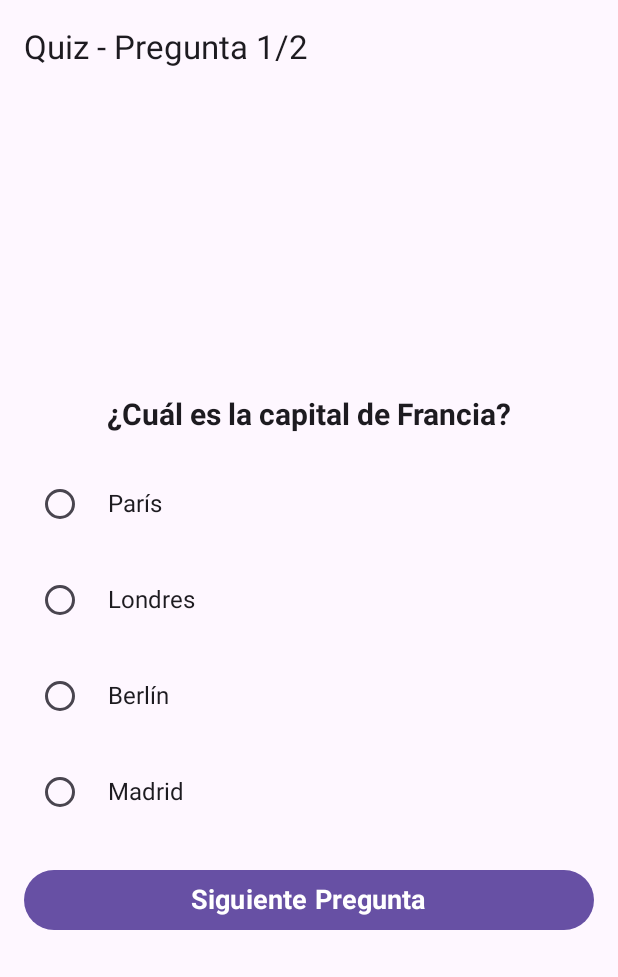
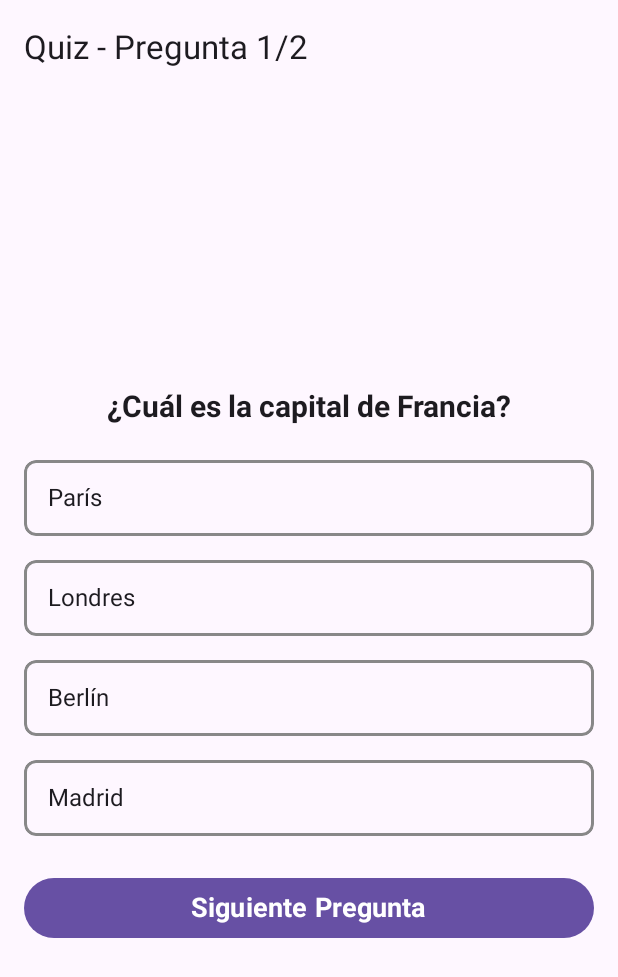
Before and after one commit to avazfra735/Quizzofrenico, an Android app built with Jetpack Compose: the @Preview function QuizzScreenPreview, on a phone screen of 412 x 824 dp. Shown: the top 977 px of the screen. Run offline under Robolectric (Android 15) with nearby library versions, the phone set to English and light mode, and no system bars.

Commit message:
Prompt fixed + Answers Colors

```diff
--- a/app/src/main/AndroidManifest.xml
+++ b/app/src/main/AndroidManifest.xml
@@ -7,9 +7,9 @@
         android:allowBackup="true"
         android:dataExtractionRules="@xml/data_extraction_rules"
         android:fullBackupContent="@xml/backup_rules"
-        android:icon="@mipmap/ic_launcher"
+        android:icon="@mipmap/logo_icon"
         android:label="@string/app_name"
-        android:roundIcon="@mipmap/ic_launcher_round"
+        android:roundIcon="@mipmap/logo_icon"
         android:supportsRtl="true"
         android:theme="@style/Theme.Quizzofrenico"
         tools:targetApi="31">
--- a/app/src/main/java/es/iessaladillo/adrian/quizzofrenico/core/navigation/NavigationWrapper.kt
+++ b/app/src/main/java/es/iessaladillo/adrian/quizzofrenico/core/navigation/NavigationWrapper.kt
@@ -114,6 +114,7 @@ fun NavigationWrapper() {
             val isLastQuestion = quizzViewModel.isLastQuestion()
             val isLoading = quizzViewModel.isLoading.collectAsStateWithLifecycle()
             val selectedAnswer = quizzViewModel.selectedAnswer.collectAsStateWithLifecycle()
+            val optColors = quizzViewModel.optionColors.collectAsStateWithLifecycle()
             QuizzScreen(
                 questions.value,
                 onAnswerSelected,
@@ -122,7 +123,8 @@ fun NavigationWrapper() {
                 isLastQuestion,
                 navigateToResult,
                 isLoading.value,
-                selectedAnswer.value
+                selectedAnswer.value,
+                optColors.value
             )
         }
 
--- a/app/src/main/java/es/iessaladillo/adrian/quizzofrenico/core/navigation/Screens.kt
+++ b/app/src/main/java/es/iessaladillo/adrian/quizzofrenico/core/navigation/Screens.kt
@@ -18,4 +18,4 @@ object ChoosePlayMode
 data class Quizz(val topic: String, val difficulty: String)
 
 @Serializable
-object Result
+data class Result(val score:Int)
--- a/app/src/main/java/es/iessaladillo/adrian/quizzofrenico/data/Classes.kt
+++ b/app/src/main/java/es/iessaladillo/adrian/quizzofrenico/data/Classes.kt
@@ -11,5 +11,6 @@ data class Question(
 
 data class Quizz(val questions: List<Question>)
 
+//Is necesary to use serializable to convert the data class to a json string
 @Serializable
 data class QuizzSettings( val topic: String, val difficulty: String)
--- a/app/src/main/java/es/iessaladillo/adrian/quizzofrenico/ui/quizz/QuizzScreen.kt
+++ b/app/src/main/java/es/iessaladillo/adrian/quizzofrenico/ui/quizz/QuizzScreen.kt
@@ -1,11 +1,17 @@
 package es.iessaladillo.adrian.quizzofrenico.ui.quizz
 
+import androidx.compose.foundation.background
+import androidx.compose.foundation.border
+import androidx.compose.foundation.clickable
 import androidx.compose.foundation.layout.*
 import androidx.compose.foundation.selection.selectable
+import androidx.compose.foundation.shape.RoundedCornerShape
 import androidx.compose.material3.*
 import androidx.compose.runtime.Composable
 import androidx.compose.ui.Alignment
 import androidx.compose.ui.Modifier
+import androidx.compose.ui.draw.clip
+import androidx.compose.ui.graphics.Color
 import androidx.compose.ui.text.font.FontWeight
 import androidx.compose.ui.tooling.preview.Preview
 import androidx.compose.ui.unit.dp
@@ -22,7 +28,8 @@ fun QuizzScreen(
     isLastQuestion: Boolean,
     navigateToResult: () -> Unit,
     isLoading: Boolean,
-    selectedAnswer: String
+    selectedAnswer: String,
+    optColors: Map<String, Color>
 ) {
     if (isLoading) {
         Box(
@@ -64,17 +71,40 @@ fun QuizzScreen(
                             .fillMaxWidth()
                             .selectable(
                                 selected = selectedAnswer == option,
-                                onClick = { onAnswerSelected(option) }
+                                onClick = { onAnswerSelected(option) },
+                                enabled = selectedAnswer.isEmpty()
                             )
                             .padding(vertical = 8.dp),
                         verticalAlignment = Alignment.CenterVertically
                     ) {
-                        RadioButton(
-                            selected = selectedAnswer == option,
-                            onClick = { onAnswerSelected(option) }
-                        )
-                        Spacer(modifier = Modifier.width(8.dp))
-                        Text(text = option, fontSize = 16.sp)
+                        println(optColors)
+                        Box(
+                            modifier = Modifier
+                                .fillMaxWidth()
+                                .clip(RoundedCornerShape(8.dp)) // Bordes redondeados
+                                .background(
+                                    optColors[option] ?: Color.Transparent
+                                ) // Color de fondo según la respuesta
+                                .border(
+                                    2.dp,
+                                    Color.Gray,
+                                    RoundedCornerShape(8.dp)
+                                ) // Borde alrededor del bloque
+                                .clickable(enabled = selectedAnswer.isEmpty()) {
+                                    onAnswerSelected(
+                                        option
+                                    )
+                                }
+                                .padding(16.dp) // Espaciado interno
+                        ) {
+                            Text(
+                                text = option,
+                                fontSize = 16.sp,
+                                modifier = Modifier.align(Alignment.CenterStart)
+                            )
+                        }
+
+                        Spacer(modifier = Modifier.height(8.dp)) // Espaciado entre opciones
                     }
                 }
 
@@ -130,6 +160,7 @@ fun QuizzScreenPreview() {
         isLastQuestion = false,
         navigateToResult = {},
         isLoading = false,
-        selectedAnswer = ""
+        selectedAnswer = "",
+        optColors = emptyMap()
     )
 }
```
Also changed, not shown: app/src/main/java/es/iessaladillo/adrian/quizzofrenico/data/DefaultRepository.kt (+18 -4 lines), app/src/main/java/es/iessaladillo/adrian/quizzofrenico/ui/chooseplaymode/ChoosePlayMode.kt (+4 -3 lines), app/src/main/java/es/iessaladillo/adrian/quizzofrenico/ui/quizz/QuizzViewModel.kt (+28 -9 lines), app/src/main/res/mipmap-hdpi/logo_icon.webp (added).
